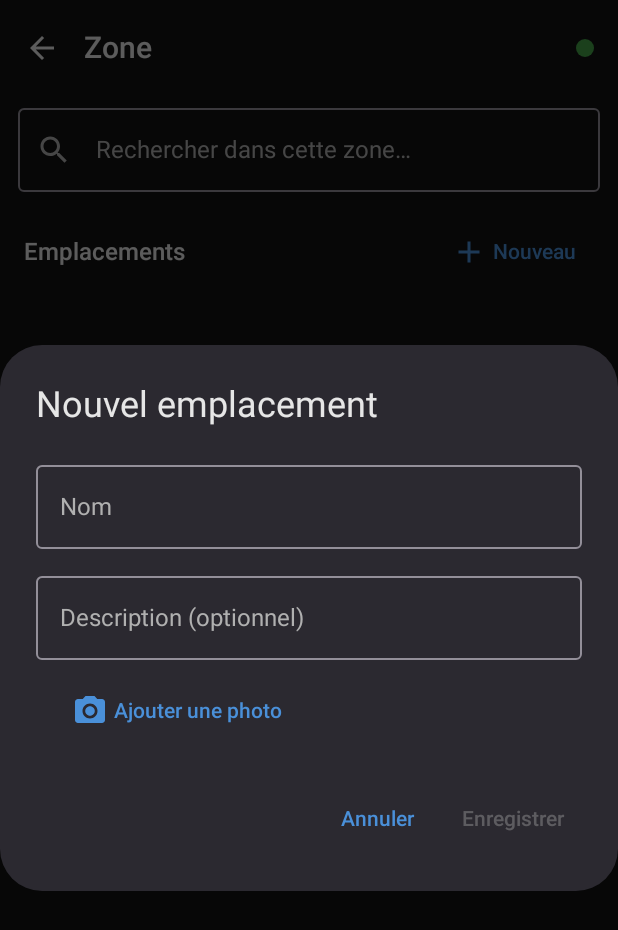
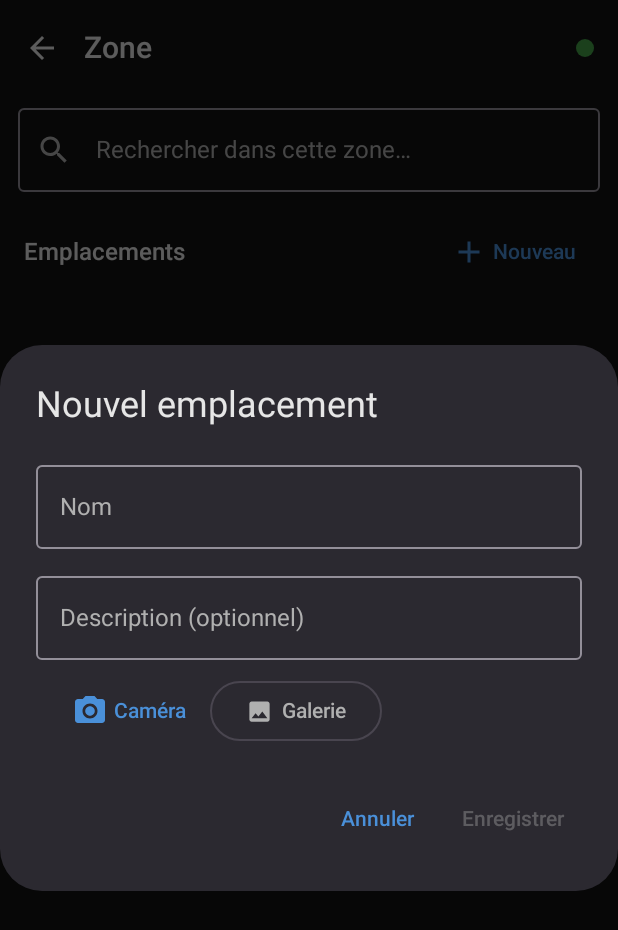
Before and after one commit to ThomasFlo/OuT, an Android app built with Jetpack Compose: the composable ZoneDetailScreen shown on its own in the app's theme, after a tap on "Nouveau", on a phone screen of 412 x 824 dp. Shown: the top 930 px of the screen. Run offline under Robolectric (Android 15) with nearby library versions, the phone set to English and light mode, and no system bars; our stand-ins replace Dagger/Hilt's generated code; network calls fail; pictures from the network do not load.

Commit message:
Add gallery photo picker alongside live camera capture
So far the only way to attach a photo to an objet or an emplacement was
the full-screen camera capture. This adds a parallel "Galerie" path that
opens the system Photo Picker, lets the user pick an existing image, and
runs it through the same compression pipeline as a fresh shot.

components/GalleryPicker.kt:
- GalleryPickerButton: Outlined button backed by
  ActivityResultContracts.PickVisualMedia (zero new permissions on
  Android 13+, backported via Google Play services on older). Decodes,
  fixes EXIF rotation and JPEG-compresses on Dispatchers.IO before
  handing ByteArray to onBytes.
- CameraOrGalleryButtons: reusable Caméra + Galerie pair, not used yet
  but kept for future call sites.

components/ImageUtils.kt: new compressImageUri(context, uri) helper —
copies the URI into a cache temp file and pipes through the existing
compressImageFile, so gallery and camera shots end up at the same
upload size (~800px, JPEG-80).

Wiring:
- AddSteps.PhotoRow now shows two buttons side by side (Caméra +
  Galerie) and surfaces the label above. StepObjet/StepLocalisation
  accept an onGalleryBytes lambda; AddObjetScreen wires those directly
  to viewModel.uploadObjetPhoto / uploadEmplacementPhoto.
- ZoneDetailScreen's EmplacementDraftDialog gains a Galerie button next
  to the existing camera button; pick → viewModel.uploadDraftPhoto.

No manifest changes needed: PickVisualMedia does not require any storage
permission.

https://claude.ai/code/session_01EDyG9DgNeJU5t52MzxFAeR

```diff
--- /dev/null
+++ b/homestock-android/app/src/main/java/com/homestock/ui/components/GalleryPicker.kt
@@ -0,0 +1,94 @@
+package com.homestock.ui.components
+
+import androidx.activity.compose.rememberLauncherForActivityResult
+import androidx.activity.result.PickVisualMediaRequest
+import androidx.activity.result.contract.ActivityResultContracts
+import androidx.compose.foundation.layout.size
+import androidx.compose.foundation.layout.width
+import androidx.compose.foundation.layout.Row
+import androidx.compose.foundation.layout.Spacer
+import androidx.compose.material.icons.Icons
+import androidx.compose.material.icons.filled.Image
+import androidx.compose.material3.Icon
+import androidx.compose.material3.OutlinedButton
+import androidx.compose.material3.Text
+import androidx.compose.runtime.Composable
+import androidx.compose.runtime.LaunchedEffect
+import androidx.compose.runtime.getValue
+import androidx.compose.runtime.mutableStateOf
+import androidx.compose.runtime.remember
+import androidx.compose.runtime.setValue
+import androidx.compose.ui.Modifier
+import androidx.compose.ui.platform.LocalContext
+import androidx.compose.ui.unit.dp
+import kotlinx.coroutines.Dispatchers
+import kotlinx.coroutines.withContext
+
+/**
+ * Outlined button that opens the system Photo Picker and hands the picked
+ * image back as compressed JPEG bytes via [onBytes]. Uses
+ * [ActivityResultContracts.PickVisualMedia], which works without any
+ * READ_MEDIA_IMAGES permission on Android 13+ and is backported on older
+ * versions through Google Play services.
+ *
+ * The decoding + EXIF rotation + downscale is done on Dispatchers.IO so
+ * large gallery photos don't jank the UI.
+ */
+@Composable
+fun GalleryPickerButton(
+    onBytes: (ByteArray) -> Unit,
+    text: String = "Galerie",
+    enabled: Boolean = true,
+    modifier: Modifier = Modifier,
+) {
+    val context = LocalContext.current
+    var pendingUri by remember { mutableStateOf<android.net.Uri?>(null) }
+
+    val launcher = rememberLauncherForActivityResult(
+        ActivityResultContracts.PickVisualMedia(),
+    ) { uri -> if (uri != null) pendingUri = uri }
+
+    LaunchedEffect(pendingUri) {
+        val uri = pendingUri ?: return@LaunchedEffect
+        val bytes = withContext(Dispatchers.IO) { compressImageUri(context, uri) }
+        pendingUri = null
+        if (bytes != null) onBytes(bytes)
+    }
+
+    OutlinedButton(
+        modifier = modifier,
+        enabled = enabled,
+        onClick = {
+            launcher.launch(
+                PickVisualMediaRequest(ActivityResultContracts.PickVisualMedia.ImageOnly),
+            )
+        },
+    ) {
+        Icon(Icons.Filled.Image, contentDescription = null, modifier = Modifier.size(18.dp))
+        Spacer(Modifier.width(6.dp))
+        Text(text)
+    }
+}
+
+/**
+ * Convenience composable: a "Caméra" outlined button + a "Galerie"
+ * GalleryPickerButton side by side. Used wherever the user previously had
+ * a single camera button, so picking from the gallery becomes a one-tap
+ * alternative without changing the existing camera path.
+ */
+@Composable
+fun CameraOrGalleryButtons(
+    onCamera: () -> Unit,
+    onGalleryBytes: (ByteArray) -> Unit,
+    cameraLabel: String = "Caméra",
+    enabled: Boolean = true,
+    modifier: Modifier = Modifier,
+) {
+    Row(modifier = modifier) {
+        OutlinedButton(onClick = onCamera, enabled = enabled) {
+            Text(cameraLabel)
+        }
+        Spacer(Modifier.width(8.dp))
+        GalleryPickerButton(onBytes = onGalleryBytes, enabled = enabled)
+    }
+}
--- a/homestock-android/app/src/main/java/com/homestock/ui/screens/zones/ZoneDetailScreen.kt
+++ b/homestock-android/app/src/main/java/com/homestock/ui/screens/zones/ZoneDetailScreen.kt
@@ -54,6 +54,7 @@ import com.google.accompanist.permissions.rememberPermissionState
 import com.homestock.data.local.EmplacementEntity
 import com.homestock.ui.components.CameraCapture
 import com.homestock.ui.components.ConnectionDot
+import com.homestock.ui.components.GalleryPickerButton
 import com.homestock.ui.components.ObjetResultCard
 import com.homestock.ui.components.PhotoThumbnail
 import com.homestock.ui.components.SectionHeader
@@ -245,6 +246,7 @@ fun ZoneDetailScreen(
             onNameChange = { name -> viewModel.updateDraft { it.copy(nom = name) } },
             onDescriptionChange = { desc -> viewModel.updateDraft { it.copy(description = desc) } },
             onTakePhoto = { capturingPhoto = true },
+            onGalleryBytes = { bytes -> viewModel.uploadDraftPhoto(bytes) },
             onRemovePhoto = { viewModel.removeDraftPhoto() },
             onSave = { viewModel.saveDraft() },
             onDelete = {
@@ -288,6 +290,7 @@ private fun EmplacementDraftDialog(
     onNameChange: (String) -> Unit,
     onDescriptionChange: (String) -> Unit,
     onTakePhoto: () -> Unit,
+    onGalleryBytes: (ByteArray) -> Unit,
     onRemovePhoto: () -> Unit,
     onSave: () -> Unit,
     onDelete: () -> Unit,
@@ -319,10 +322,17 @@ private fun EmplacementDraftDialog(
                     }
                     Spacer(Modifier.width(12.dp))
                     Column {
-                        TextButton(onClick = onTakePhoto) {
-                            Icon(Icons.Filled.PhotoCamera, contentDescription = null)
+                        Row(verticalAlignment = Alignment.CenterVertically) {
+                            TextButton(onClick = onTakePhoto, enabled = !draft.uploading) {
+                                Icon(Icons.Filled.PhotoCamera, contentDescription = null)
+                                Spacer(Modifier.width(4.dp))
+                                Text(if (draft.photoUrl.isNullOrBlank()) "Caméra" else "Reprendre")
+                            }
                             Spacer(Modifier.width(4.dp))
-                            Text(if (draft.photoUrl.isNullOrBlank()) "Ajouter une photo" else "Reprendre")
+                            GalleryPickerButton(
+                                onBytes = onGalleryBytes,
+                                enabled = !draft.uploading,
+                            )
                         }
                         if (!draft.photoUrl.isNullOrBlank()) {
                             TextButton(
```
Also changed, not shown: homestock-android/app/src/main/java/com/homestock/ui/components/ImageUtils.kt (+27 -0 lines), homestock-android/app/src/main/java/com/homestock/ui/screens/add/AddObjetScreen.kt (+12 -2 lines), homestock-android/app/src/main/java/com/homestock/ui/screens/add/AddSteps.kt (+31 -7 lines).
